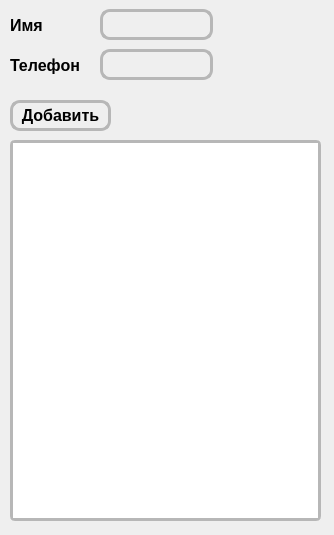
This is MyNotes.ui in Kimiroshi/Cupol as Qt 5 draws it before an edit. The edited form follows.
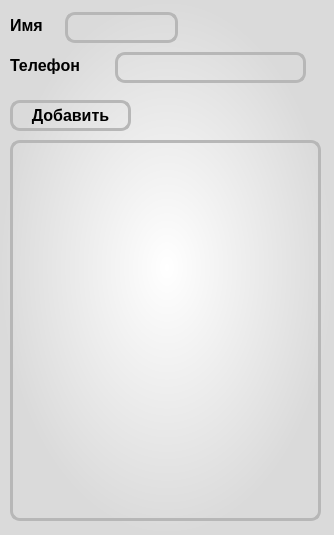
This is the edited form.

```diff
--- a/MyNotes.ui
+++ b/MyNotes.ui
@@ -13,6 +13,9 @@
   <property name="windowTitle">
    <string>Телефонная книжка</string>
   </property>
+  <property name="styleSheet">
+   <string notr="true">background-color: qradialgradient(spread:pad, cx:0.5, cy:0.5, radius:0.5, fx:0.5, fy:0.5, stop:0 rgba(255, 255, 255, 255), stop:1 rgba(218, 218, 218, 255));</string>
+  </property>
   <widget class="QLabel" name="contactName_label">
    <property name="geometry">
     <rect>
@@ -29,6 +32,9 @@
      <bold>true</bold>
     </font>
    </property>
+   <property name="styleSheet">
+    <string notr="true">background-color: rgba(0,0,0,0)</string>
+   </property>
    <property name="text">
     <string>Имя</string>
    </property>
@@ -38,7 +44,7 @@
     <rect>
      <x>10</x>
      <y>50</y>
-     <width>81</width>
+     <width>101</width>
      <height>31</height>
     </rect>
    </property>
@@ -49,6 +55,9 @@
      <bold>true</bold>
     </font>
    </property>
+   <property name="styleSheet">
+    <string notr="true">background-color: rgba(0,0,0,0)</string>
+   </property>
    <property name="text">
     <string>Телефон</string>
    </property>
@@ -56,17 +65,17 @@
   <widget class="QLineEdit" name="contactName">
    <property name="geometry">
     <rect>
-     <x>100</x>
-     <y>9</y>
+     <x>65</x>
+     <y>12</y>
      <width>113</width>
      <height>31</height>
     </rect>
    </property>
    <property name="font">
     <font>
-     <pointsize>12</pointsize>
-     <weight>75</weight>
-     <bold>true</bold>
+     <pointsize>11</pointsize>
+     <weight>50</weight>
+     <bold>false</bold>
     </font>
    </property>
    <property name="styleSheet">
@@ -82,15 +91,15 @@
   <widget class="QLineEdit" name="contactNumber">
    <property name="geometry">
     <rect>
-     <x>100</x>
-     <y>49</y>
-     <width>113</width>
+     <x>115</x>
+     <y>52</y>
+     <width>191</width>
      <height>31</height>
     </rect>
    </property>
    <property name="font">
     <font>
-     <pointsize>12</pointsize>
+     <pointsize>10</pointsize>
      <weight>75</weight>
      <bold>true</bold>
     </font>
@@ -110,7 +119,7 @@
     <rect>
      <x>10</x>
      <y>100</y>
-     <width>101</width>
+     <width>121</width>
      <height>31</height>
     </rect>
    </property>
@@ -152,8 +161,8 @@
     </font>
    </property>
    <property name="styleSheet">
-    <string notr="true">background: none;
-border-radius: 5px;
+    <string notr="true">background: rgba(0, 0, 0, 0);
+border-radius: 10px;
 border: 3px solid #b7b7b7;
 </string>
    </property>
```
